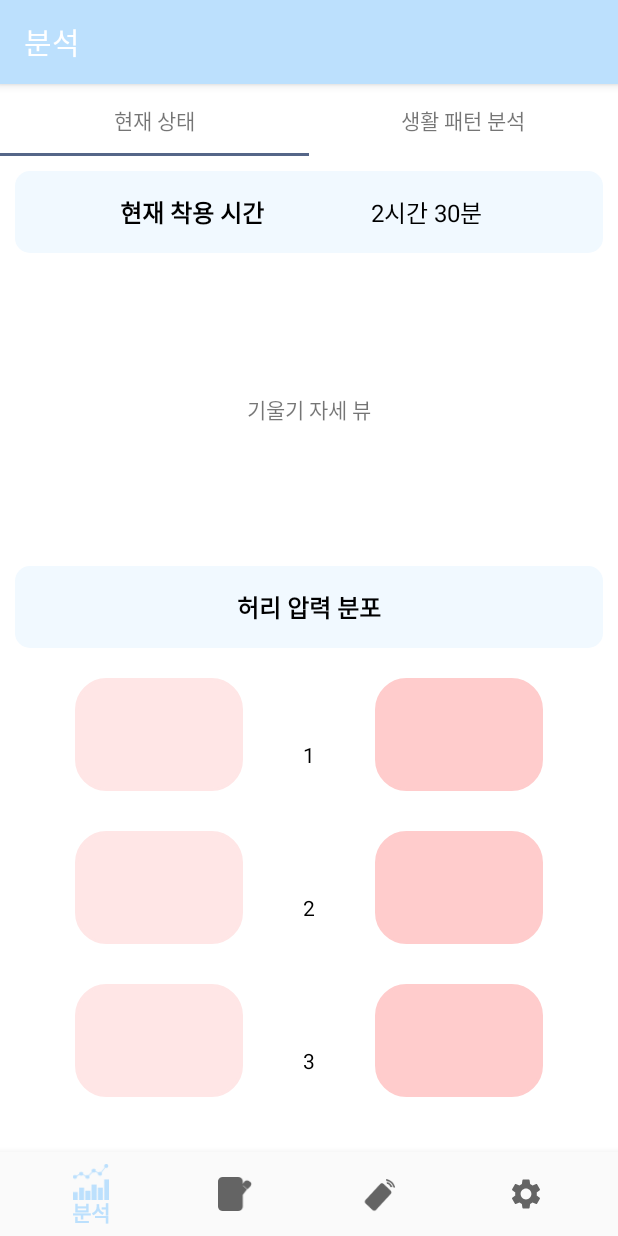
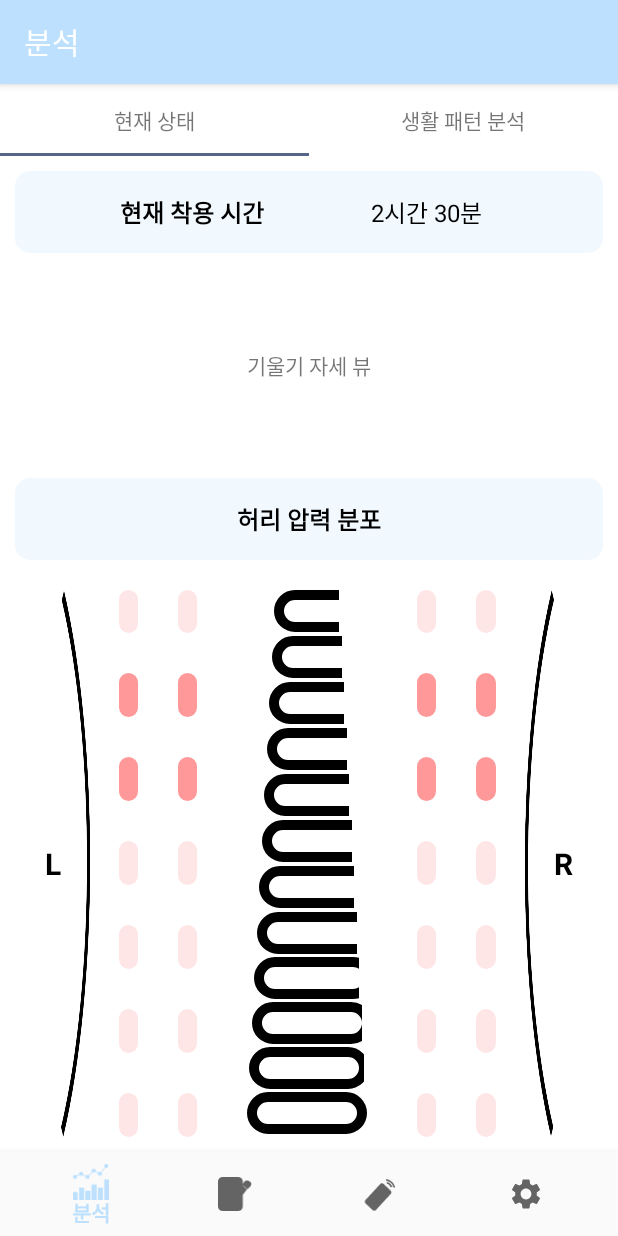
Before and after one commit to KimSungYoon-KOK/Upright_K-Lab-Project, an Android app: the screen it shows after launch (MainActivity), on a phone screen of 412 x 824 dp. Run offline under Robolectric (Android 15) with nearby library versions, the phone set to English and light mode, and no system bars; our stand-ins replace navigation-ui; libraries missing offline, so code that uses them is left out: app.akexorcist.bluetotohspp; 7 statements that could not run were skipped.

Commit message:
pressure picture

```diff
--- a/app/src/main/java/com/klab/upright/ui/analysis/CurrentFragment.kt
+++ b/app/src/main/java/com/klab/upright/ui/analysis/CurrentFragment.kt
@@ -5,6 +5,7 @@ import android.os.Bundle
 import android.view.LayoutInflater
 import android.view.View
 import android.view.ViewGroup
+import android.widget.GridLayout
 import android.widget.LinearLayout
 import android.widget.TextView
 import android.widget.Toast
@@ -20,7 +21,9 @@ import kotlinx.android.synthetic.main.item_pressure.view.*
 class CurrentFragment : Fragment() {
 
     lateinit var shape:GradientDrawable
+    lateinit var centerShape:GradientDrawable
     var bt : BluetoothSPP? =null
+    var pressureLine = 6
 
     override fun onCreateView(
         inflater: LayoutInflater, container: ViewGroup?,
@@ -38,39 +41,102 @@ class CurrentFragment : Fragment() {
     }
 
     private fun initPressure() {
+        //test code
+        for(i in 0..3){
+            changeState(2+i*6, 150)
+            changeState(3+i*6, 150)
+
+        }
+        //
         bt?.setOnDataReceivedListener(object : OnDataReceivedListener {
             //데이터 수신
             override fun onDataReceived(data: ByteArray, message: String) {
                 //Toast.makeText(requireContext(), message, Toast.LENGTH_SHORT).show()
-                changeState(2, message.toInt())
+                for(i in 0..3){
+                    changeState(2+i*6, message.toInt())
+                }
                 println(message)
             }
         })
     }
 
     private fun init() {
-        var params = LinearLayout.LayoutParams(LinearLayout.LayoutParams.MATCH_PARENT,LinearLayout.LayoutParams.WRAP_CONTENT,1f)
-        params.setMargins(0,0,0,40)
+        val params = LinearLayout.LayoutParams(LinearLayout.LayoutParams.MATCH_PARENT,LinearLayout.LayoutParams.WRAP_CONTENT,1f)
+        params.setMargins(20,0,20,40)
+        val params2 = LinearLayout.LayoutParams(LinearLayout.LayoutParams.MATCH_PARENT,LinearLayout.LayoutParams.WRAP_CONTENT,1f)
+        params2.setMargins(20,0,20,0)
 
         shape = GradientDrawable()
         shape.setColor(ContextCompat.getColor(requireContext(),R.color.white))
         shape.setStroke(3,ContextCompat.getColor(requireContext(),R.color.white))
         shape.cornerRadius = 30f
 
-        for(i in 0..2){
-            val v = LayoutInflater.from(context).inflate(R.layout.item_pressure,linearLayout_left,false)
-            v.item.layoutParams = params
+        centerShape = GradientDrawable()
+        centerShape.setColor(ContextCompat.getColor(requireContext(),R.color.white))
+        centerShape.setStroke(10,ContextCompat.getColor(requireContext(),R.color.black))
+        centerShape.cornerRadius = 25f
+
+        for(i in 0..pressureLine){
+            val v = LayoutInflater.from(context).inflate(R.layout.item_pressure,linearLayout_left1,false)
+            if(i == pressureLine){
+                v.item.layoutParams = params2
+            }else{
+                v.item.layoutParams = params
+            }
             v.item.background = makeShape(R.color.level1_massage)
             //v.setBackgroundColor(ContextCompat.getColor(requireContext(),R.color.light_blue))
-            linearLayout_left.addView(v)
+            linearLayout_left1.addView(v)
         }
 
-        for(i in 0..2){
-            val v = LayoutInflater.from(context).inflate(R.layout.item_pressure,linearLayout_right,false)
-            v.item.layoutParams = params
-            v.item.background = makeShape(R.color.level2_massage)
+        for(i in 0..pressureLine){
+            val v = LayoutInflater.from(context).inflate(R.layout.item_pressure,linearLayout_left2,false)
+            if(i == pressureLine){
+                v.item.layoutParams = params2
+            }else{
+                v.item.layoutParams = params
+            }
+            v.item.background = makeShape(R.color.level1_massage)
             //v.setBackgroundColor(ContextCompat.getColor(requireContext(),R.color.light_blue))
-            linearLayout_right.addView(v)
+            linearLayout_left2.addView(v)
+        }
+
+        for(i in 0..pressureLine){
+            val v = LayoutInflater.from(context).inflate(R.layout.item_pressure,linearLayout_right1,false)
+            if(i == pressureLine){
+                v.item.layoutParams = params2
+            }else{
+                v.item.layoutParams = params
+            }
+            v.item.background = makeShape(R.color.level1_massage)
+            //v.setBackgroundColor(ContextCompat.getColor(requireContext(),R.color.light_blue))
+            linearLayout_right1.addView(v)
+        }
+
+        for(i in 0..pressureLine){
+            val v = LayoutInflater.from(context).inflate(R.layout.item_pressure,linearLayout_right2,false)
+            if(i == pressureLine){
+                v.item.layoutParams = params2
+            }else{
+                v.item.layoutParams = params
+            }
+            v.item.background = makeShape(R.color.level1_massage)
+            //v.setBackgroundColor(ContextCompat.getColor(requireContext(),R.color.light_blue))
+            linearLayout_right2.addView(v)
+        }
+
+        makeCenter()
+    }
+
+    private fun makeCenter() {
+        //centerLayout.weightSum = (pressureLine * 10 + ((pressureLine*2)*(pressureLine*2+1))/2).toFloat()
+        for(i in 1..pressureLine*2){
+            val v = View(requireContext())
+            val centerParams = LinearLayout.LayoutParams(LinearLayout.LayoutParams.WRAP_CONTENT,LinearLayout.LayoutParams.WRAP_CONTENT,1f)
+            centerParams.bottomMargin = 3
+            centerParams.width = (60+i*5)
+            v.layoutParams = centerParams
+            v.background = centerShape
+            centerLayout.addView(v)
         }
     }
 
@@ -86,12 +152,11 @@ class CurrentFragment : Fragment() {
 
         //변경할 뷰(1~6)
         val changeView = when(index){
-            1->linearLayout_left.getChildAt(0)
-            2->linearLayout_left.getChildAt(1)
-            3->linearLayout_left.getChildAt(2)
-            4->linearLayout_right.getChildAt(0)
-            5->linearLayout_right.getChildAt(1)
-            else->linearLayout_right.getChildAt(2)
+            1,2,3,4,5,6->linearLayout_left1.getChildAt(index-1)
+            7,8,9,10,11,12->linearLayout_left2.getChildAt(index-7)
+            13,14,15,16,17,18->linearLayout_right1.getChildAt(index-13)
+            19,20,21,22,23,24->linearLayout_right2.getChildAt(index-19)
+            else->null
         }
 
         //변경할 색
@@ -107,7 +172,7 @@ class CurrentFragment : Fragment() {
         else
             changeColor = R.color.level5_massage
 
-        changeView.item.background = makeShape(changeColor)
+        changeView?.item?.background = makeShape(changeColor)
     }
 
 }
--- a/app/src/main/res/layout/fragment_current.xml
+++ b/app/src/main/res/layout/fragment_current.xml
@@ -8,46 +8,49 @@
         android:layout_width="match_parent"
         android:layout_height="match_parent"
         android:orientation="vertical">
+
         <LinearLayout
             android:layout_width="match_parent"
             android:layout_height="wrap_content"
-            android:layout_weight="1"
             android:orientation="vertical">
             <LinearLayout
                 android:layout_width="match_parent"
                 android:layout_height="wrap_content"
-                android:orientation="horizontal"
-                android:paddingVertical="15dp"
-                android:backgroundTint="@color/colorPrimaryLight"
                 android:layout_margin="10dp"
                 android:background="@drawable/radius_10"
-                android:paddingHorizontal="40dp">
+                android:backgroundTint="@color/colorPrimaryLight"
+                android:orientation="horizontal"
+                android:paddingHorizontal="40dp"
+                android:paddingVertical="15dp">
+
                 <TextView
                     android:layout_width="0dp"
                     android:layout_height="wrap_content"
+                    android:layout_weight="1"
                     android:gravity="center"
+                    android:text="현재 착용 시간"
                     android:textColor="@color/black"
-                    android:layout_weight="1"
-                    android:textStyle="bold"
                     android:textSize="16sp"
-                    android:text="현재 착용 시간"/>
+                    android:textStyle="bold" />
+
                 <TextView
                     android:layout_width="0dp"
                     android:layout_height="wrap_content"
+                    android:layout_weight="1"
                     android:gravity="center"
+                    android:text="2시간 30분"
                     android:textColor="@color/black"
-                    android:layout_weight="1"
-                    android:textSize="16sp"
-                    android:text="2시간 30분"/>
+                    android:textSize="16sp" />
 
             </LinearLayout>
+
             <TextView
                 android:layout_width="match_parent"
-                android:layout_height="0dp"
-                android:layout_weight="1"
-                android:text="기울기 자세 뷰"
-                android:gravity="center"/>
+                android:layout_height="130dp"
+                android:gravity="center"
+                android:text="기울기 자세 뷰" />
         </LinearLayout>
+
         <LinearLayout
             android:layout_width="match_parent"
             android:layout_weight="1"
@@ -70,51 +73,68 @@
                 android:layout_height="wrap_content"
                 android:layout_weight="1"
                 android:orientation="horizontal"
-                android:padding="10dp">
+                android:paddingVertical="10dp"
+                android:paddingHorizontal="30dp">
+                <TextView
+                    android:layout_width="wrap_content"
+                    android:layout_height="wrap_content"
+                    android:text="L"
+                    android:textColor="@color/black"
+                    android:textStyle="bold"
+                    android:textSize="20sp"
+                    android:layout_gravity="center_vertical"/>
+                <ImageView
+                    android:layout_width="25dp"
+                    android:layout_height="match_parent"
+                    android:background="@drawable/left_pressure"/>
                 <LinearLayout
                     android:layout_width="0dp"
                     android:layout_height="match_parent"
                     android:layout_weight="1"
                     android:orientation="vertical"
-                    android:id="@+id/linearLayout_left"
-                    android:layout_marginHorizontal="40dp">
-
+                    android:id="@+id/linearLayout_left1">
+                </LinearLayout>
+                <LinearLayout
+                    android:layout_width="0dp"
+                    android:layout_height="match_parent"
+                    android:layout_weight="1"
+                    android:orientation="vertical"
+                    android:id="@+id/linearLayout_left2">
                 </LinearLayout>
                 <LinearLayout
                     android:layout_width="wrap_content"
                     android:layout_height="match_parent"
-                    android:orientation="vertical">
-                    <TextView
-                        android:layout_width="wrap_content"
-                        android:layout_height="0dp"
-                        android:layout_weight="1"
-                        android:text="1"
-                        android:textColor="@color/black"
-                        android:gravity="center"/>
-                    <TextView
-                        android:layout_width="wrap_content"
-                        android:layout_height="0dp"
-                        android:layout_weight="1"
-                        android:textColor="@color/black"
-                        android:text="2"
-                        android:gravity="center"/>
-                    <TextView
-                        android:layout_width="wrap_content"
-                        android:layout_height="0dp"
-                        android:layout_weight="1"
-                        android:textColor="@color/black"
-                        android:text="3"
-                        android:gravity="center"/>
+                    android:orientation="vertical"
+                    android:layout_marginHorizontal="20dp"
+                    android:id="@+id/centerLayout"
+                    android:gravity="center_horizontal">
                 </LinearLayout>
                 <LinearLayout
                     android:layout_width="0dp"
                     android:layout_height="match_parent"
-                    android:layout_marginHorizontal="40dp"
                     android:layout_weight="1"
                     android:orientation="vertical"
-                    android:id="@+id/linearLayout_right">
-
+                    android:id="@+id/linearLayout_right1">
                 </LinearLayout>
+                <LinearLayout
+                    android:layout_width="0dp"
+                    android:layout_height="match_parent"
+                    android:layout_weight="1"
+                    android:orientation="vertical"
+                    android:id="@+id/linearLayout_right2">
+                </LinearLayout>
+                <ImageView
+                    android:layout_width="25dp"
+                    android:layout_height="match_parent"
+                    android:background="@drawable/right_pressure"/>
+                <TextView
+                    android:layout_width="wrap_content"
+                    android:layout_height="wrap_content"
+                    android:text="R"
+                    android:textColor="@color/black"
+                    android:textStyle="bold"
+                    android:textSize="20sp"
+                    android:layout_gravity="center_vertical"/>
             </LinearLayout>
         </LinearLayout>
     </LinearLayout>
```
Also changed, not shown: app/src/main/res/drawable/left_pressure.png (added), app/src/main/res/drawable/right_pressure.png (added).
